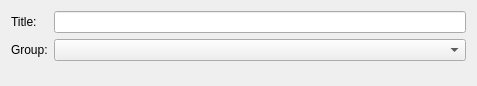
First picture: the form in data/gui/frm_sett_main.ui, repository KarolBedkowski/mna, before the edit.
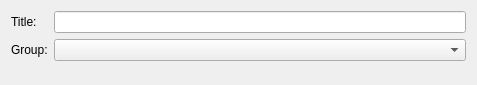
Second picture: the form after the edit.

The edit to the form file:
```diff
--- a/data/gui/frm_sett_main.ui
+++ b/data/gui/frm_sett_main.ui
@@ -7,18 +7,21 @@
     <x>0</x>
     <y>0</y>
     <width>477</width>
-    <height>86</height>
+    <height>85</height>
    </rect>
   </property>
   <property name="windowTitle">
    <string>Frame</string>
   </property>
   <property name="frameShape">
-   <enum>QFrame::NoFrame</enum>
+   <enum>QFrame::Panel</enum>
   </property>
   <property name="frameShadow">
    <enum>QFrame::Plain</enum>
   </property>
+  <property name="lineWidth">
+   <number>0</number>
+  </property>
   <layout class="QFormLayout" name="formLayout">
    <property name="fieldGrowthPolicy">
     <enum>QFormLayout::AllNonFixedFieldsGrow</enum>
```
